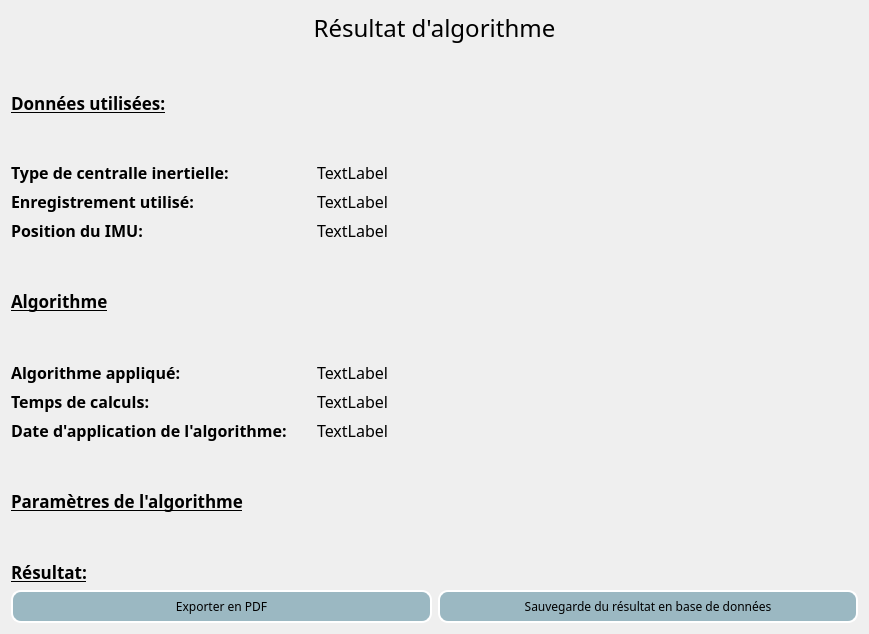
This is applicationOpenimu/app/widgets/activitytrackerresults.ui in introlab/OpenIMU as Qt 5 draws it before an edit. The edited form follows.
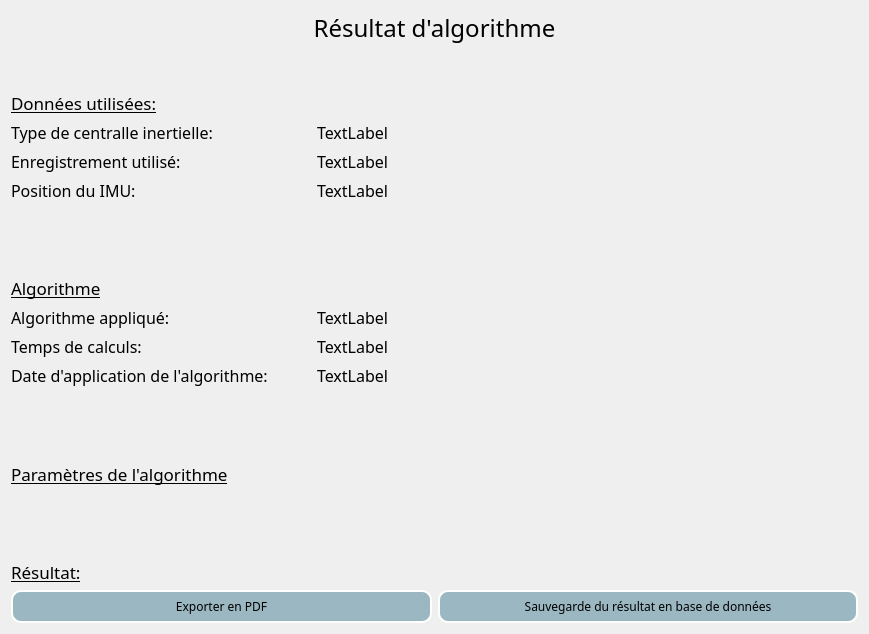
This is the edited form.

The edit to the form file:
```diff
--- a/applicationOpenimu/app/widgets/activitytrackerresults.ui
+++ b/applicationOpenimu/app/widgets/activitytrackerresults.ui
@@ -63,8 +63,8 @@
        <property name="font">
         <font>
          <pointsize>13</pointsize>
-         <weight>75</weight>
-         <bold>true</bold>
+         <weight>50</weight>
+         <bold>false</bold>
          <underline>true</underline>
         </font>
        </property>
@@ -73,19 +73,6 @@
        </property>
       </widget>
      </item>
-     <item>
-      <spacer name="verticalSpacer_2">
-       <property name="orientation">
-        <enum>Qt::Vertical</enum>
-       </property>
-       <property name="sizeHint" stdset="0">
-        <size>
-         <width>20</width>
-         <height>40</height>
-        </size>
-       </property>
-      </spacer>
-     </item>
      <item>
       <layout class="QHBoxLayout" name="horizontalLayout">
        <item>
@@ -98,8 +85,8 @@
          </property>
          <property name="font">
           <font>
-           <weight>75</weight>
-           <bold>true</bold>
+           <weight>50</weight>
+           <bold>false</bold>
           </font>
          </property>
          <property name="text">
@@ -136,8 +123,8 @@
        </property>
        <property name="font">
         <font>
-         <weight>75</weight>
-         <bold>true</bold>
+         <weight>50</weight>
+         <bold>false</bold>
         </font>
        </property>
        <property name="text">
@@ -172,8 +159,8 @@
        </property>
        <property name="font">
         <font>
-         <weight>75</weight>
-         <bold>true</bold>
+         <weight>50</weight>
+         <bold>false</bold>
         </font>
        </property>
        <property name="text">
@@ -214,8 +201,8 @@
      <property name="font">
       <font>
        <pointsize>13</pointsize>
-       <weight>75</weight>
-       <bold>true</bold>
+       <weight>50</weight>
+       <bold>false</bold>
        <underline>true</underline>
       </font>
      </property>
@@ -227,19 +214,6 @@
      </property>
     </widget>
    </item>
-   <item>
-    <spacer name="verticalSpacer_4">
-     <property name="orientation">
-      <enum>Qt::Vertical</enum>
-     </property>
-     <property name="sizeHint" stdset="0">
-      <size>
-       <width>20</width>
-       <height>40</height>
-      </size>
-     </property>
-    </spacer>
-   </item>
    <item>
     <layout class="QHBoxLayout" name="horizontalLayout_9">
      <item>
@@ -252,8 +226,8 @@
        </property>
        <property name="font">
         <font>
-         <weight>75</weight>
-         <bold>true</bold>
+         <weight>50</weight>
+         <bold>false</bold>
         </font>
        </property>
        <property name="text">
@@ -282,8 +256,8 @@
        </property>
        <property name="font">
         <font>
-         <weight>75</weight>
-         <bold>true</bold>
+         <weight>50</weight>
+         <bold>false</bold>
         </font>
        </property>
        <property name="text">
@@ -318,8 +292,8 @@
        </property>
        <property name="font">
         <font>
-         <weight>75</weight>
-         <bold>true</bold>
+         <weight>50</weight>
+         <bold>false</bold>
         </font>
        </property>
        <property name="text">
@@ -360,8 +334,8 @@
      <property name="font">
       <font>
        <pointsize>13</pointsize>
-       <weight>75</weight>
-       <bold>true</bold>
+       <weight>50</weight>
+       <bold>false</bold>
        <underline>true</underline>
       </font>
      </property>
@@ -391,8 +365,8 @@
      <property name="font">
       <font>
        <pointsize>13</pointsize>
-       <weight>75</weight>
-       <bold>true</bold>
+       <weight>50</weight>
+       <bold>false</bold>
        <underline>true</underline>
       </font>
      </property>
```
